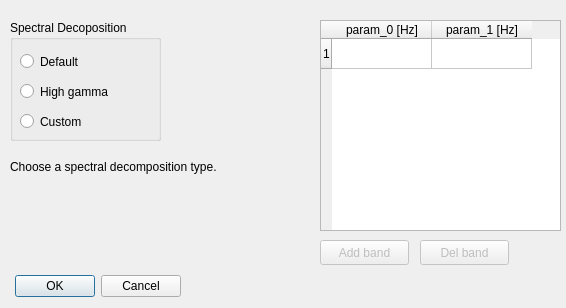
First picture: the form in Function/spectral_choice_gui.ui, repository catalystneuro/ecogVIS, before the edit.
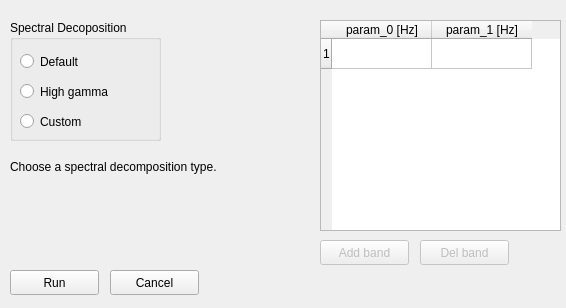
Second picture: the form after the edit.

Diff of the .ui file:
```diff
--- a/Function/spectral_choice_gui.ui
+++ b/Function/spectral_choice_gui.ui
@@ -25,22 +25,6 @@
   <property name="sizeGripEnabled">
    <bool>false</bool>
   </property>
-  <widget class="QDialogButtonBox" name="buttonBox">
-   <property name="geometry">
-    <rect>
-     <x>10</x>
-     <y>270</y>
-     <width>171</width>
-     <height>32</height>
-    </rect>
-   </property>
-   <property name="orientation">
-    <enum>Qt::Horizontal</enum>
-   </property>
-   <property name="standardButtons">
-    <set>QDialogButtonBox::Cancel|QDialogButtonBox::Ok</set>
-   </property>
-  </widget>
   <widget class="QGroupBox" name="groupBox">
    <property name="geometry">
     <rect>
@@ -235,6 +219,32 @@
     <number>0</number>
    </property>
   </widget>
+  <widget class="QPushButton" name="runButton">
+   <property name="geometry">
+    <rect>
+     <x>10</x>
+     <y>270</y>
+     <width>89</width>
+     <height>25</height>
+    </rect>
+   </property>
+   <property name="text">
+    <string>Run</string>
+   </property>
+  </widget>
+  <widget class="QPushButton" name="cancelButton">
+   <property name="geometry">
+    <rect>
+     <x>110</x>
+     <y>270</y>
+     <width>89</width>
+     <height>25</height>
+    </rect>
+   </property>
+   <property name="text">
+    <string>Cancel</string>
+   </property>
+  </widget>
  </widget>
  <resources/>
  <connections>
```
Left out of the diff: 35 changed lines with no effect on the pictures.
